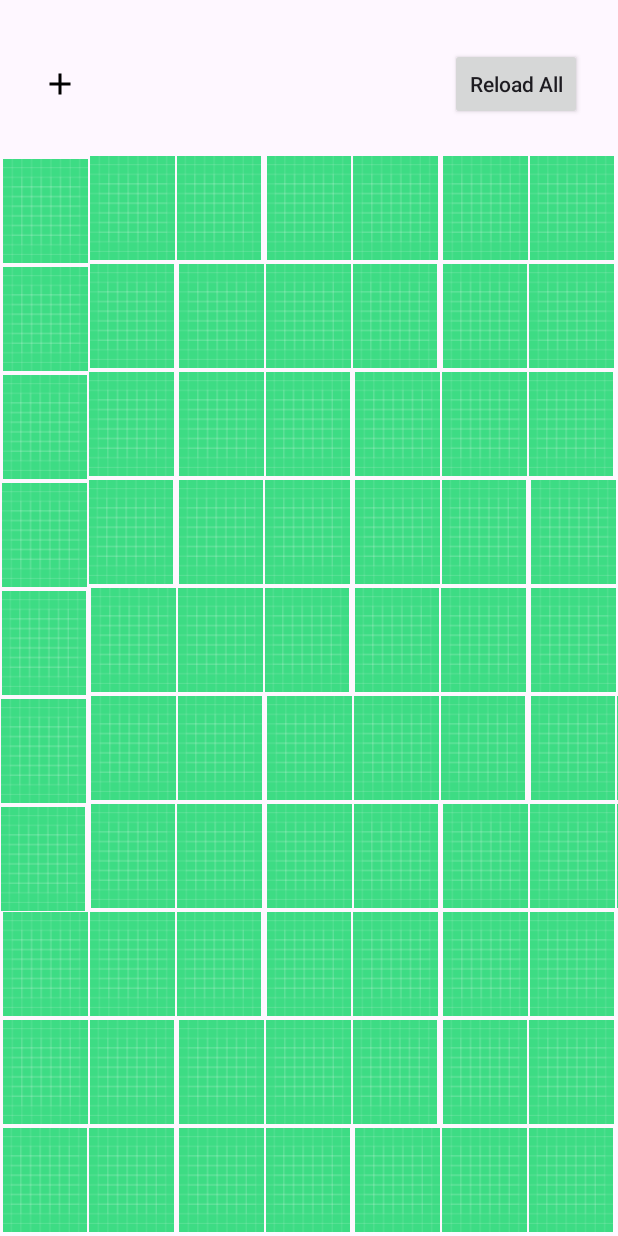
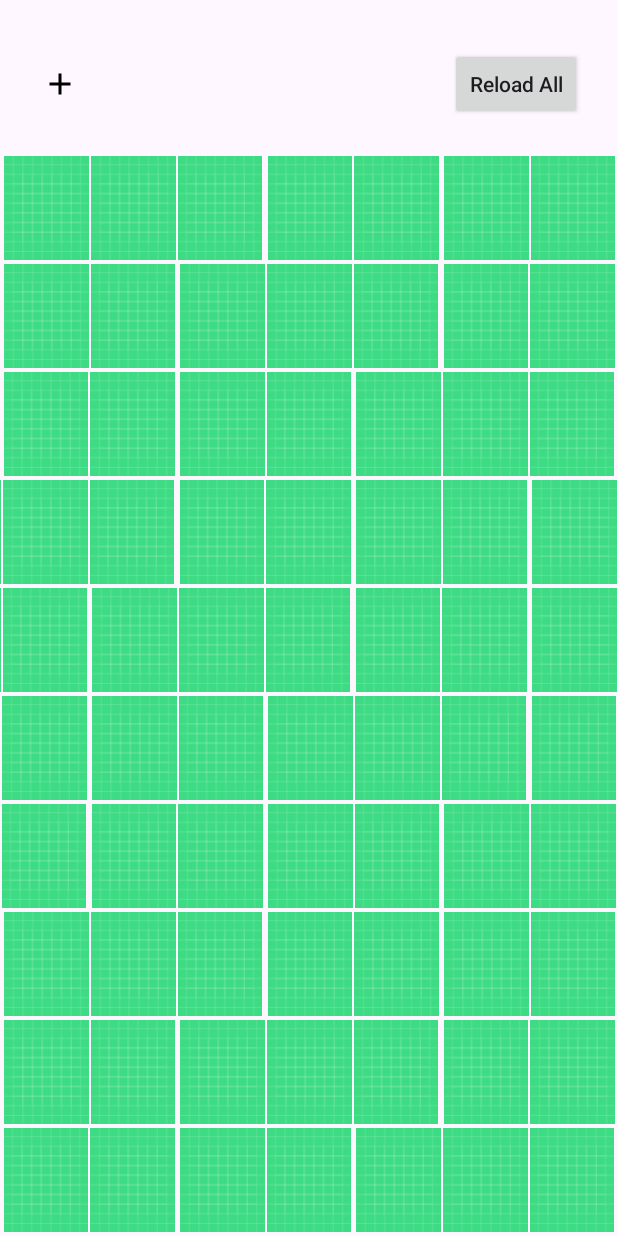
Before and after one commit to TTN27696/EliNextTest, an Android app: the screen it shows after launch (MainActivity), after a tap on an icon or button, on a phone screen of 412 x 824 dp. Run offline under Robolectric (Android 15) with nearby library versions, the phone set to English and light mode, and no system bars; our stand-ins replace Dagger/Hilt's generated code; pictures from the network do not load.

```diff
--- /dev/null
+++ b/app/src/main/java/com/example/elinexttest/presentation/GalleryActionState.kt
@@ -0,0 +1,6 @@
+package com.example.elinexttest.presentation
+
+enum class GalleryActionState {
+    ADD_NEW,
+    RELOAD
+}
--- a/app/src/main/java/com/example/elinexttest/presentation/adapter/ImageGalleryAdapter.kt
+++ b/app/src/main/java/com/example/elinexttest/presentation/adapter/ImageGalleryAdapter.kt
@@ -6,6 +6,7 @@ import androidx.recyclerview.widget.ListAdapter
 import androidx.recyclerview.widget.RecyclerView
 import androidx.swiperefreshlayout.widget.CircularProgressDrawable
 import com.bumptech.glide.Glide
+import com.bumptech.glide.load.resource.bitmap.CenterCrop
 import com.bumptech.glide.load.resource.bitmap.RoundedCorners
 import com.example.elinexttest.R
 import com.example.elinexttest.databinding.ItemGalleryBinding
@@ -53,9 +54,8 @@ class ImageGalleryAdapter :
                 Glide.with(itemImageGallery)
                     .load(item.url)
                     .placeholder(progressDrawable)
-                    .transform(RoundedCorners(7.dpToPx(root.context)))
+                    .transform(CenterCrop(), RoundedCorners(7.dpToPx(root.context)))
                     .error(R.drawable.ic_launcher_background)
-
                     .into(itemImageGallery)
             }
         }
--- a/app/src/main/java/com/example/elinexttest/presentation/ui/MainActivity.kt
+++ b/app/src/main/java/com/example/elinexttest/presentation/ui/MainActivity.kt
@@ -12,6 +12,7 @@ import androidx.recyclerview.widget.PagerSnapHelper
 import androidx.recyclerview.widget.RecyclerView
 import com.example.elinexttest.R
 import com.example.elinexttest.databinding.ActivityMainBinding
+import com.example.elinexttest.presentation.GalleryActionState
 import com.example.elinexttest.presentation.adapter.GridSpacingItemDecoration
 import com.example.elinexttest.presentation.adapter.ImageGalleryAdapter
 import com.example.elinexttest.presentation.viewModel.MainViewModel
@@ -70,6 +71,20 @@ class MainActivity : AppCompatActivity() {
         viewModel.images.observe(this) { newList ->
             adapter.submitList(newList.toList())
         }
+
+        viewModel.stateGallery.observe(this) { state ->
+            when (state) {
+                GalleryActionState.ADD_NEW -> {
+                    binding.rvGallery.smoothScrollToPosition(adapter.itemCount - 1)
+                }
+                GalleryActionState.RELOAD -> {
+                    binding.rvGallery.smoothScrollToPosition(0)
+                }
+
+                else -> {}
+            }
+
+        }
     }
 
     private fun setupButtons() {
--- a/app/src/main/java/com/example/elinexttest/presentation/viewModel/MainViewModel.kt
+++ b/app/src/main/java/com/example/elinexttest/presentation/viewModel/MainViewModel.kt
@@ -6,6 +6,7 @@ import androidx.lifecycle.ViewModel
 import androidx.lifecycle.viewModelScope
 import com.example.elinexttest.domain.entities.ImageEntities
 import com.example.elinexttest.domain.repository.ImageRepository
+import com.example.elinexttest.presentation.GalleryActionState
 import com.example.elinexttest.utils.getImageURL
 import dagger.hilt.android.lifecycle.HiltViewModel
 import kotlinx.coroutines.launch
@@ -19,9 +20,13 @@ class MainViewModel @Inject constructor(
     private val _images = MutableLiveData<List<ImageEntities>>()
     val images: LiveData<List<ImageEntities>> = _images
 
+    private val _stateGallery = MutableLiveData<GalleryActionState>()
+    val stateGallery: LiveData<GalleryActionState> = _stateGallery
+
     fun reloadAll() {
         viewModelScope.launch {
             _images.value = imageRepository.getImages(140)
+            _stateGallery.value = GalleryActionState.RELOAD
         }
     }
 
@@ -33,5 +38,6 @@ class MainViewModel @Inject constructor(
             url = getImageURL()
         )
         _images.value = current + newImage
+        _stateGallery.value = GalleryActionState.ADD_NEW
     }
 }
--- a/app/src/main/java/com/example/elinexttest/utils/Utils.kt
+++ b/app/src/main/java/com/example/elinexttest/utils/Utils.kt
@@ -2,7 +2,6 @@ package com.example.elinexttest.utils
 
 import android.content.Context
 import android.util.TypedValue
-import java.util.UUID
 
 fun Int.dpToPx(context: Context): Int {
     return TypedValue.applyDimension(
@@ -12,4 +11,4 @@ fun Int.dpToPx(context: Context): Int {
     ).toInt()
 }
 
-fun getImageURL() = "https://picsum.photos/200/200?random=${UUID.randomUUID()}"
+fun getImageURL() = "https://picsum.photos/200/200?random=${(1..10000).random()}"
--- a/app/src/main/res/layout/item_gallery.xml
+++ b/app/src/main/res/layout/item_gallery.xml
@@ -1,5 +1,5 @@
 <androidx.appcompat.widget.AppCompatImageView xmlns:android="http://schemas.android.com/apk/res/android"
     android:id="@+id/item_image_gallery"
-    android:layout_width="wrap_content"
-    android:layout_height="wrap_content"
+    android:layout_width="match_parent"
+    android:layout_height="match_parent"
     android:scaleType="centerCrop"/>
```
